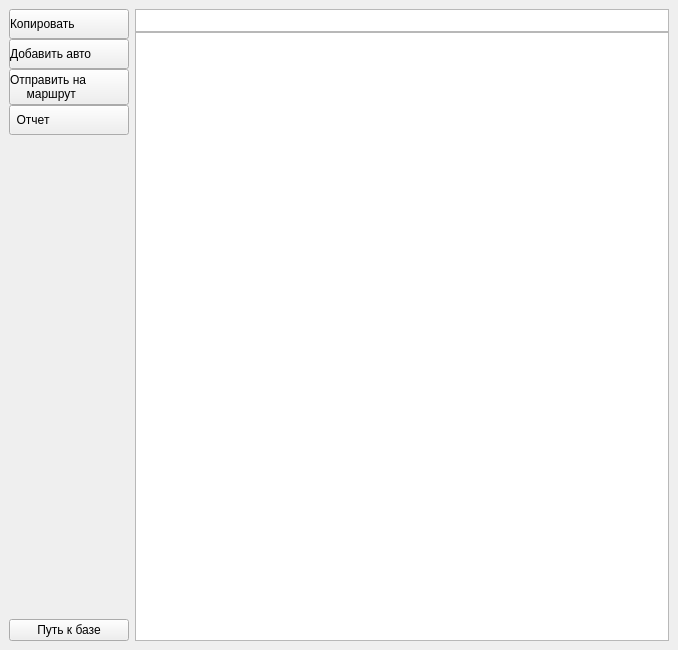
Old version of the form files/ui/design.ui in the repository apolieshchuk/logist-report.
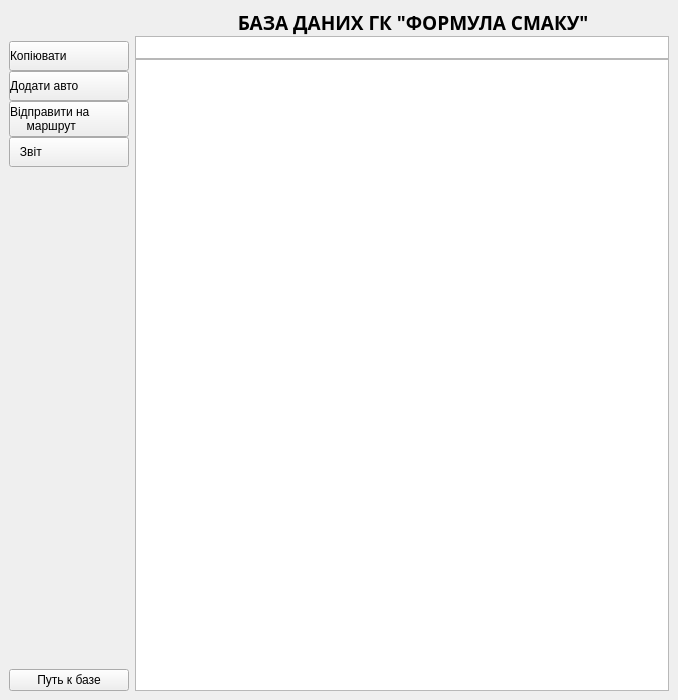
New version of the form. Icons and pictures are not drawn.

Commit message: 190630 Stable. Mysql WEB + reconnect (Не видит отчет 2018 года)

```diff
--- a/files/ui/design.ui
+++ b/files/ui/design.ui
@@ -7,7 +7,7 @@
     <x>0</x>
     <y>0</y>
     <width>678</width>
-    <height>650</height>
+    <height>700</height>
    </rect>
   </property>
   <property name="sizePolicy">
@@ -29,6 +29,22 @@
       <property name="leftMargin">
        <number>0</number>
       </property>
+      <item>
+       <spacer name="verticalSpacer_2">
+        <property name="orientation">
+         <enum>Qt::Vertical</enum>
+        </property>
+        <property name="sizeType">
+         <enum>QSizePolicy::Fixed</enum>
+        </property>
+        <property name="sizeHint" stdset="0">
+         <size>
+          <width>20</width>
+          <height>32</height>
+         </size>
+        </property>
+       </spacer>
+      </item>
       <item>
        <widget class="QPushButton" name="copy_checked_but">
         <property name="sizePolicy">
@@ -53,7 +69,7 @@
          <string notr="true">Text-align:left</string>
         </property>
         <property name="text">
-         <string>Копировать</string>
+         <string>Копіювати</string>
         </property>
         <property name="icon">
          <iconset resource="../qtimg.qrc">
@@ -79,7 +95,7 @@
          <string notr="true">Text-align:left</string>
         </property>
         <property name="text">
-         <string>Добавить авто</string>
+         <string>Додати авто</string>
         </property>
         <property name="icon">
          <iconset resource="../qtimg.qrc">
@@ -105,7 +121,7 @@
          <string notr="true">Text-align:left</string>
         </property>
         <property name="text">
-         <string>Отправить на
+         <string>Відправити на
      маршрут</string>
         </property>
         <property name="icon">
@@ -135,7 +151,7 @@
          <string notr="true">Text-align:left</string>
         </property>
         <property name="text">
-         <string>  Отчет</string>
+         <string>   Звіт</string>
         </property>
         <property name="icon">
          <iconset resource="../qtimg.qrc">
@@ -176,6 +192,70 @@
       <property name="spacing">
        <number>0</number>
       </property>
+      <item>
+       <layout class="QHBoxLayout" name="horizontalLayout">
+        <item>
+         <spacer name="horizontalSpacer">
+          <property name="orientation">
+           <enum>Qt::Horizontal</enum>
+          </property>
+          <property name="sizeHint" stdset="0">
+           <size>
+            <width>40</width>
+            <height>20</height>
+           </size>
+          </property>
+         </spacer>
+        </item>
+        <item alignment="Qt::AlignHCenter|Qt::AlignVCenter">
+         <widget class="QLabel" name="label">
+          <property name="text">
+           <string/>
+          </property>
+          <property name="pixmap">
+           <pixmap resource="qtimg.qrc">:/icons/mylogo(24x24).ico</pixmap>
+          </property>
+          <property name="scaledContents">
+           <bool>false</bool>
+          </property>
+         </widget>
+        </item>
+        <item alignment="Qt::AlignHCenter|Qt::AlignVCenter">
+         <widget class="QLabel" name="label_2">
+          <property name="sizePolicy">
+           <sizepolicy hsizetype="Preferred" vsizetype="Preferred">
+            <horstretch>0</horstretch>
+            <verstretch>0</verstretch>
+           </sizepolicy>
+          </property>
+          <property name="font">
+           <font>
+            <family>Book Antiqua</family>
+            <pointsize>14</pointsize>
+            <weight>75</weight>
+            <bold>true</bold>
+           </font>
+          </property>
+          <property name="text">
+           <string>   БАЗА ДАНИХ ГК &quot;ФОРМУЛА СМАКУ&quot;</string>
+          </property>
+         </widget>
+        </item>
+        <item>
+         <spacer name="horizontalSpacer_2">
+          <property name="orientation">
+           <enum>Qt::Horizontal</enum>
+          </property>
+          <property name="sizeHint" stdset="0">
+           <size>
+            <width>40</width>
+            <height>20</height>
+           </size>
+          </property>
+         </spacer>
+        </item>
+       </layout>
+      </item>
       <item>
        <widget class="QTableView" name="filter_view">
         <property name="enabled">
```
Left out of the diff: 18 changed lines with no effect on the pictures. The commit also changes 9 other files.
